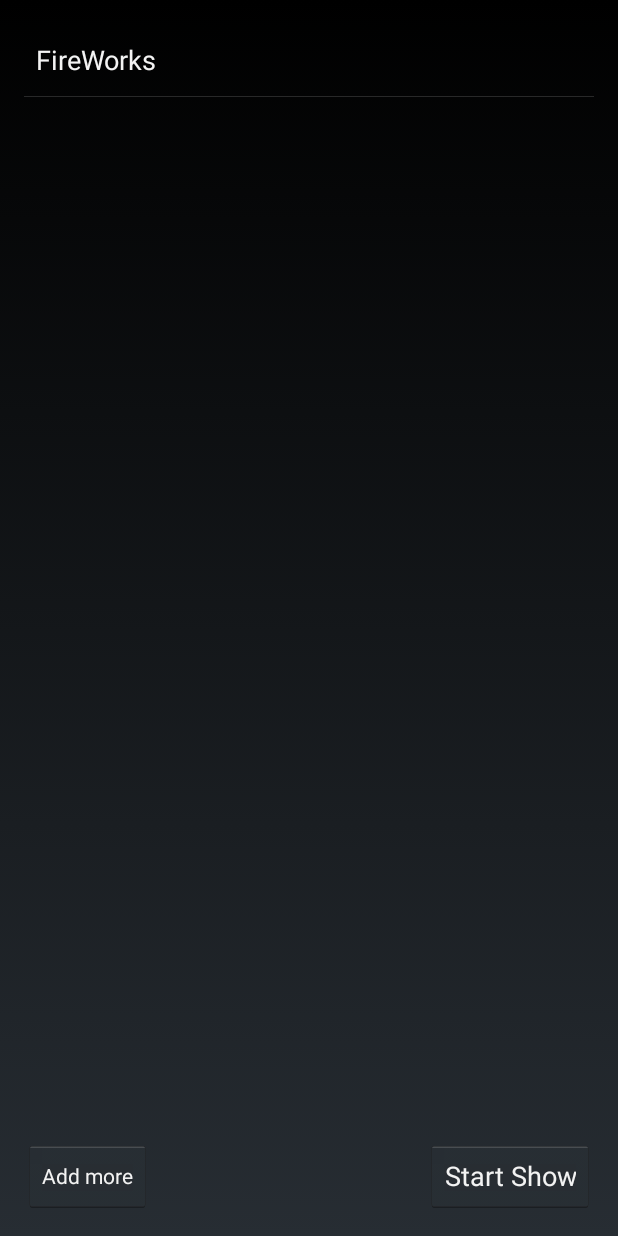
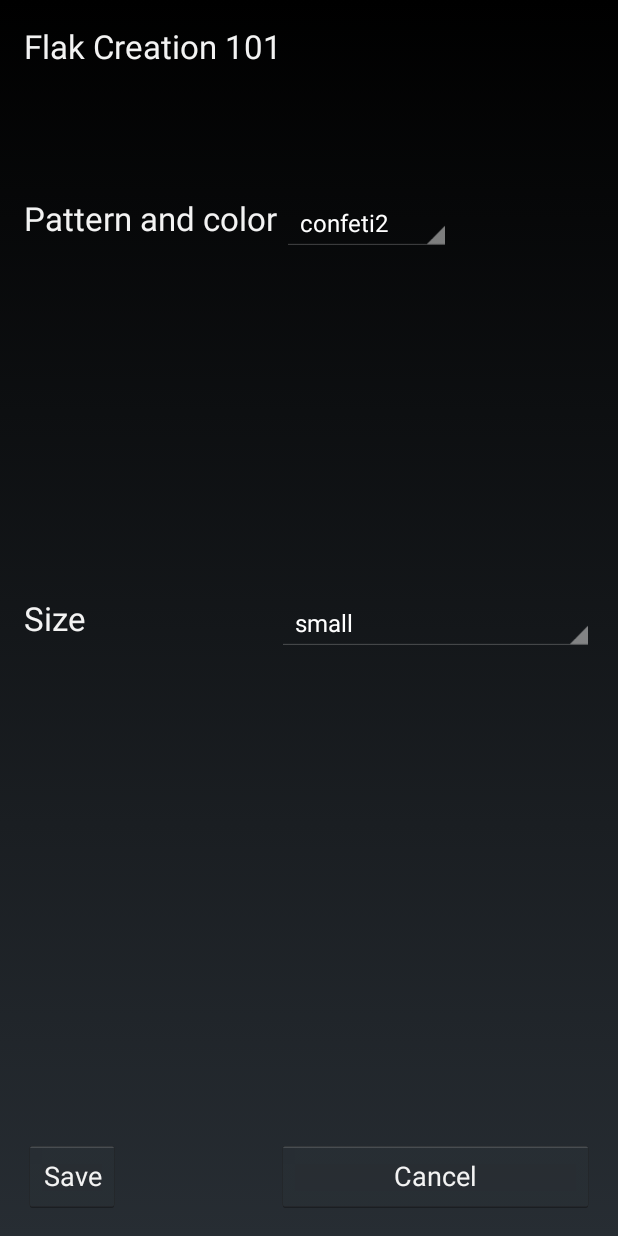
Before and after one commit to BBensch/Flak-Cannon, an Android app: the FireWorksSelecrionActivity screen opened directly, with no data from a screen before it, after a tap on "Add more", on a phone screen of 412 x 824 dp. Run offline under Robolectric (Android 15) with nearby library versions, the phone set to English and light mode, and no system bars.

Commit message:
Added custom fireworks

```diff
--- a/app/src/main/AndroidManifest.xml
+++ b/app/src/main/AndroidManifest.xml
@@ -24,6 +24,10 @@
             android:name=".DisplayShowActivity"
             android:label="@string/title_activity_new_show" >
         </activity>
+        <activity
+            android:name=".FireWorksOptionsActivity"
+            android:label="@string/title_activity_fire_works_options" >
+        </activity>
     </application>
 
 </manifest>
--- /dev/null
+++ b/app/src/main/java/kamikaze/team/flakcannon/FireWorksOptionsActivity.java
@@ -0,0 +1,91 @@
+package kamikaze.team.flakcannon;
+
+import android.app.Activity;
+import android.content.Context;
+import android.content.Intent;
+import android.os.Bundle;
+import android.view.Menu;
+import android.view.MenuItem;
+import android.view.View;
+import android.widget.ArrayAdapter;
+import android.widget.Spinner;
+import android.widget.Toast;
+
+
+public class FireWorksOptionsActivity extends Activity {
+
+    Spinner spinner;
+    Spinner spinner2;
+    ArrayAdapter<CharSequence> adapter;
+    ArrayAdapter<CharSequence> adapter2;
+
+    @Override
+    protected void onCreate(Bundle savedInstanceState) {
+        super.onCreate(savedInstanceState);
+        setContentView(R.layout.activity_fire_works_options);
+
+        spinner = (Spinner) findViewById(R.id.patterns_spinner);
+        adapter = ArrayAdapter.createFromResource(
+                this, R.array.patterns_array, android.R.layout.simple_spinner_item);
+        adapter.setDropDownViewResource(android.R.layout.simple_spinner_dropdown_item);
+        spinner.setAdapter(adapter);
+
+        spinner2 = (Spinner) findViewById(R.id.spinner2);
+        adapter2 = ArrayAdapter.createFromResource(
+                this, R.array.size_array, android.R.layout.simple_spinner_item);
+        adapter.setDropDownViewResource(android.R.layout.simple_spinner_dropdown_item);
+        spinner2.setAdapter(adapter2);
+    }
+
+
+    @Override
+    public boolean onCreateOptionsMenu(Menu menu) {
+        // Inflate the menu; this adds items to the action bar if it is present.
+        getMenuInflater().inflate(R.menu.fire_works_options, menu);
+        return true;
+    }
+
+    @Override
+    public boolean onOptionsItemSelected(MenuItem item) {
+        // Handle action bar item clicks here. The action bar will
+        // automatically handle clicks on the Home/Up button, so long
+        // as you specify a parent activity in AndroidManifest.xml.
+        int id = item.getItemId();
+        if (id == R.id.action_settings) {
+            return true;
+        }
+        return super.onOptionsItemSelected(item);
+    }
+
+    public void onSave(View v){
+       // Context context = getApplicationContext();
+       // int duration = Toast.LENGTH_SHORT;
+
+        String text = spinner.getSelectedItem().toString() + " " + spinner2.getSelectedItem().toString();
+     //   Toast toast = Toast.makeText(context, text, duration);
+   //     toast.show();
+
+        String size = spinner2.getSelectedItem().toString();
+
+        int s = 0;
+        if(size == "large"){
+            s = 100;
+        } else if( size == "medium") {
+            s = 75;
+        } else {
+            s = 50;
+        }
+
+        fireWorks fw = new fireWorks(0, s, spinner.getSelectedItem().toString());
+        Intent data = new Intent();
+        data.putExtra("fireWorks", fw);
+        setResult(1, data);
+        finish(); // ends current activity
+    }
+
+    public void cancel(View v){
+        Intent data = new Intent();
+        setResult(0, data);
+        finish();
+    }
+}
--- a/app/src/main/java/kamikaze/team/flakcannon/FireWorksSelecrionActivity.java
+++ b/app/src/main/java/kamikaze/team/flakcannon/FireWorksSelecrionActivity.java
@@ -1,6 +1,7 @@
 package kamikaze.team.flakcannon;
 
 import android.app.Activity;
+import android.content.Context;
 import android.content.Intent;
 import android.os.Bundle;
 import android.os.Parcelable;
@@ -10,6 +11,7 @@ import android.view.View;
 import android.widget.ArrayAdapter;
 import android.widget.Button;
 import android.widget.ListView;
+import android.widget.Toast;
 
 import java.util.ArrayList;
 
@@ -58,10 +60,10 @@ public class FireWorksSelecrionActivity extends Activity {
     }
 
     public void addFireWorks(View v){
-        listItems.add("FireWorks");
-        adapter.notifyDataSetChanged();
-        fireWorks fw = new fireWorks(1,1,"red");
-        showStuff.add(fw);
+        Intent intent = new Intent(this, FireWorksOptionsActivity.class);
+
+        startActivityForResult(intent, 1);
+
     }
 
     public void startShow(View view){
@@ -70,4 +72,39 @@ public class FireWorksSelecrionActivity extends Activity {
         intent.putParcelableArrayListExtra("key", showStuff);
         startActivity(intent);
     }
+
+    @Override
+    protected void onActivityResult(int requestCode, int resultCode, Intent data) {
+        super.onActivityResult(requestCode, resultCode, data);
+        Context context = getApplicationContext();
+        int duration = Toast.LENGTH_SHORT;
+
+        String text = "balls";
+        Toast toast = Toast.makeText(context, text, duration);
+        toast.show();
+        if (resultCode == 1) {
+            fireWorks fw = data.getParcelableExtra("fireWorks");
+            listItems.add("FireWorks");
+            showStuff.add(fw);
+            adapter.notifyDataSetChanged();
+        }
+    }
+
+    /**   @Override
+    protected void onActivityResult(int requestCode, int resultCode, Intent data) {
+
+        Context context = getApplicationContext();
+        int duration = Toast.LENGTH_SHORT;
+
+        String text = "balls";
+        Toast toast = Toast.makeText(context, text, duration);
+        toast.show();
+
+        if (requestCode == 1) {
+            fireWorks fw = data.getParcelableExtra("fireWorks");
+            listItems.add("FireWorks");
+            showStuff.add(fw);
+            adapter.notifyDataSetChanged();
+        }
+    } **/
 }
--- /dev/null
+++ b/app/src/main/res/layout/activity_fire_works_options.xml
@@ -0,0 +1,81 @@
+<RelativeLayout xmlns:android="http://schemas.android.com/apk/res/android"
+    xmlns:tools="http://schemas.android.com/tools"
+    android:layout_width="match_parent"
+    android:layout_height="match_parent"
+    android:paddingLeft="@dimen/activity_horizontal_margin"
+    android:paddingRight="@dimen/activity_horizontal_margin"
+    android:paddingTop="@dimen/activity_vertical_margin"
+    android:paddingBottom="@dimen/activity_vertical_margin"
+    tools:context="kamikaze.team.flakcannon.FireWorksOptionsActivity">
+
+    <TextView
+        android:layout_width="wrap_content"
+        android:layout_height="wrap_content"
+        android:textAppearance="?android:attr/textAppearanceLarge"
+        android:text="Flak Creation 101"
+        android:id="@+id/textView"
+        android:layout_alignParentTop="true"
+        android:layout_alignParentLeft="true"
+        android:layout_alignParentStart="true" />
+
+    <Spinner
+        android:layout_width="wrap_content"
+        android:layout_height="wrap_content"
+        android:id="@+id/patterns_spinner"
+        android:layout_marginTop="85dp"
+        android:layout_below="@+id/textView"
+        android:layout_toRightOf="@+id/textView"
+        android:layout_toEndOf="@+id/textView" />
+
+    <TextView
+        android:layout_width="wrap_content"
+        android:layout_height="wrap_content"
+        android:textAppearance="?android:attr/textAppearanceLarge"
+        android:text="Pattern and color"
+        android:id="@+id/textView2"
+        android:layout_alignTop="@+id/patterns_spinner"
+        android:layout_alignParentLeft="true"
+        android:layout_alignParentStart="true" />
+
+    <TextView
+        android:layout_width="wrap_content"
+        android:layout_height="wrap_content"
+        android:textAppearance="?android:attr/textAppearanceLarge"
+        android:text="Size"
+        android:id="@+id/textView3"
+        android:layout_centerVertical="true"
+        android:layout_alignParentLeft="true"
+        android:layout_alignParentStart="true" />
+
+    <Spinner
+        android:layout_width="wrap_content"
+        android:layout_height="wrap_content"
+        android:id="@+id/spinner2"
+        android:layout_toEndOf="@+id/textView2"
+        android:layout_alignTop="@+id/textView3"
+        android:layout_alignParentRight="true"
+        android:layout_alignParentEnd="true"
+        android:layout_toRightOf="@+id/textView2" />
+
+    <Button
+        android:layout_width="wrap_content"
+        android:layout_height="wrap_content"
+        android:text="Save"
+        android:id="@+id/Savebutton"
+        android:layout_alignParentBottom="true"
+        android:layout_alignParentLeft="true"
+        android:layout_alignParentStart="true"
+        android:onClick="onSave" />
+
+    <Button
+        android:layout_width="wrap_content"
+        android:layout_height="wrap_content"
+        android:text="Cancel"
+        android:id="@+id/button2"
+        android:layout_toEndOf="@+id/textView2"
+        android:layout_alignParentBottom="true"
+        android:layout_alignParentRight="true"
+        android:layout_alignParentEnd="true"
+        android:onClick="cancel"/>
+
+</RelativeLayout>
--- /dev/null
+++ b/app/src/main/res/menu/fire_works_options.xml
@@ -0,0 +1,8 @@
+<menu xmlns:android="http://schemas.android.com/apk/res/android"
+    xmlns:tools="http://schemas.android.com/tools"
+    tools:context="kamikaze.team.flakcannon.FireWorksOptionsActivity" >
+    <item android:id="@+id/action_settings"
+        android:title="@string/action_settings"
+        android:orderInCategory="100"
+        android:showAsAction="never" />
+</menu>
--- a/app/src/main/res/values/strings.xml
+++ b/app/src/main/res/values/strings.xml
@@ -8,5 +8,19 @@
     <string name="title_activity_fire_works_selecrion">FireWorksSelecrionActivity</string>
     <string name="title_activity_new_show">NewShowActivity</string>
     <string name="hello_world">Hello world!</string>
+    <string name="title_activity_fire_works_options">FireWorksOptionsActivity</string>
+    <string-array name="patterns_array">
+        <item>confeti2</item>
+        <item>confeti3</item>
+        <item>star yellow</item>
+        <item>star pink</item>
+        <item>star white</item>
+    </string-array>
+    <string-array name="size_array">
+        <item>small</item>
+        <item>medium</item>
+        <item>large</item>
+    </string-array>
+
 
 </resources>
```
Also changed, not shown: app/src/main/res/layout/activity_home.xml (+10 -3 lines), app/src/main/res/drawable/flak.jpg (added).
